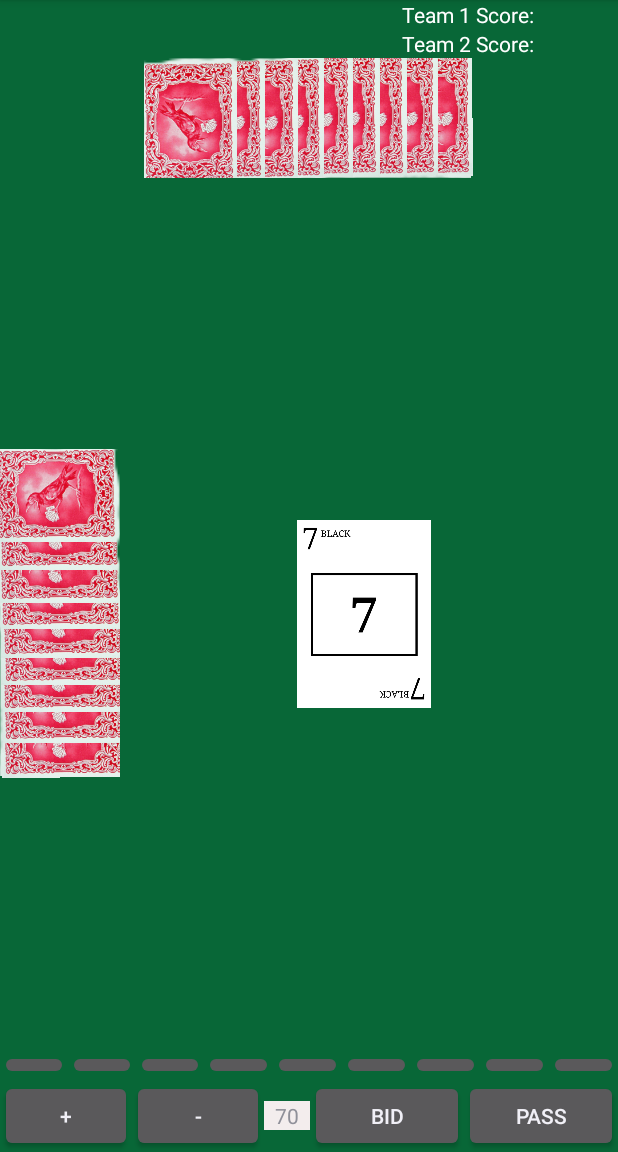
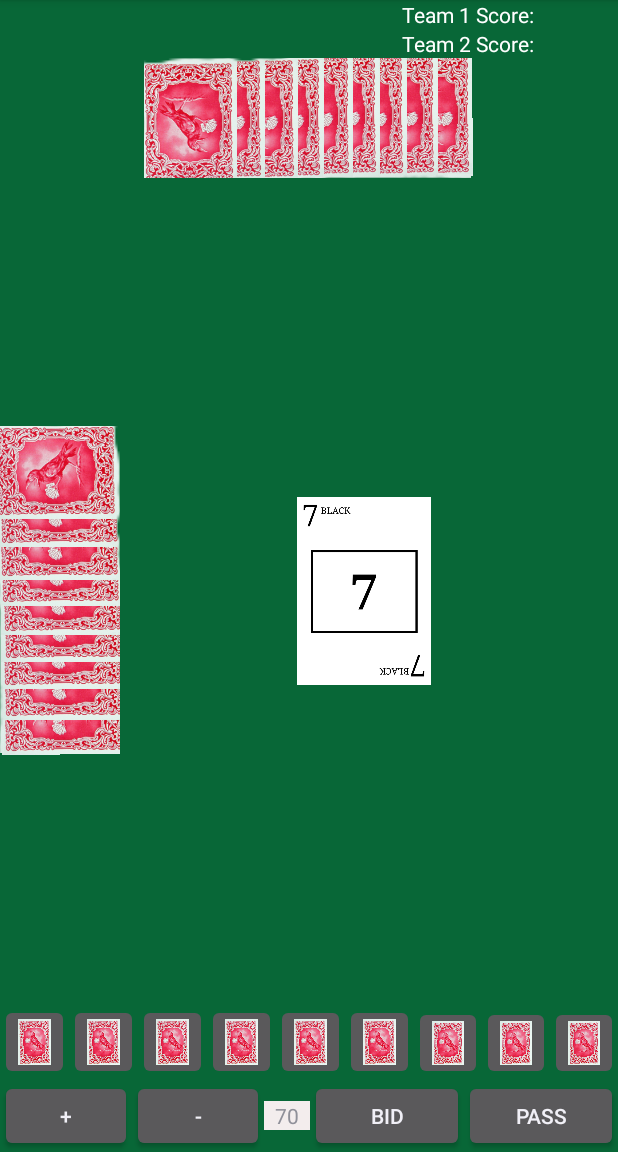
Before and after one commit to copado30/RookGame, an Android app: the layout activity_main.xml on its own in the app's theme, with its tools: preview values and no code run, on a phone screen of 412 x 824 dp, the part 84-1236 px from its top. Run offline under Robolectric (Android 15) with nearby library versions, the light colour scheme and no system bars.

Commit message:
In deep copy constructor of Rookstate made deep copies of the decks and initialized all instance variables. Code Compiles, need to work on actions Rafa passing action. Shubumessi bid action. Carolyn play card action added can bid to the GamePlayer interface. Need to fix the main activity xml. Bid action completed. Cards show up on xml

```diff
--- a/app/src/main/res/layout/activity_main.xml
+++ b/app/src/main/res/layout/activity_main.xml
@@ -122,8 +122,9 @@
             android:layout_height="wrap_content"
             android:layout_weight="8"
             android:adjustViewBounds="true"
+            android:contentDescription="Choose card"
             android:scaleType="fitCenter"
-            app:srcCompat="@drawable/cover" />
+            android:src="@drawable/cover" />
 
         <ImageButton
             android:id="@+id/imageButton5"
@@ -131,8 +132,9 @@
             android:layout_height="wrap_content"
             android:layout_weight="8"
             android:adjustViewBounds="true"
+            android:contentDescription="Choose card"
             android:scaleType="fitCenter"
-            app:srcCompat="@drawable/cover" />
+            android:src="@drawable/cover" />
 
         <ImageButton
             android:id="@+id/imageButton6"
@@ -140,8 +142,9 @@
             android:layout_height="wrap_content"
             android:layout_weight="8"
             android:adjustViewBounds="true"
+            android:contentDescription="Choose card"
             android:scaleType="fitCenter"
-            app:srcCompat="@drawable/cover" />
+            android:src="@drawable/cover" />
 
         <ImageButton
             android:id="@+id/imageButton7"
@@ -149,8 +152,9 @@
             android:layout_height="wrap_content"
             android:layout_weight="8"
             android:adjustViewBounds="true"
+            android:contentDescription="Choose card"
             android:scaleType="fitCenter"
-            app:srcCompat="@drawable/cover" />
+            android:src="@drawable/cover" />
 
         <ImageButton
             android:id="@+id/imageButton10"
@@ -158,8 +162,9 @@
             android:layout_height="wrap_content"
             android:layout_weight="8"
             android:adjustViewBounds="true"
+            android:contentDescription="Choose card"
             android:scaleType="fitCenter"
-            app:srcCompat="@drawable/cover" />
+            android:src="@drawable/cover" />
 
         <ImageButton
             android:id="@+id/imageButton9"
@@ -167,8 +172,9 @@
             android:layout_height="wrap_content"
             android:layout_weight="8"
             android:adjustViewBounds="true"
+            android:contentDescription="Choose card"
             android:scaleType="fitCenter"
-            app:srcCompat="@drawable/cover" />
+            android:src="@drawable/cover" />
 
         <ImageButton
             android:id="@+id/imageButton12"
@@ -176,8 +182,9 @@
             android:layout_height="wrap_content"
             android:layout_weight="8"
             android:adjustViewBounds="true"
+            android:contentDescription="Choose card"
             android:scaleType="fitCenter"
-            app:srcCompat="@drawable/cover" />
+            android:src="@drawable/cover" />
 
         <ImageButton
             android:id="@+id/imageButton2"
@@ -185,8 +192,9 @@
             android:layout_height="wrap_content"
             android:layout_weight="8"
             android:adjustViewBounds="true"
+            android:contentDescription="Choose card"
             android:scaleType="fitCenter"
-            app:srcCompat="@drawable/cover" />
+            android:src="@drawable/cover" />
 
         <ImageButton
             android:id="@+id/imageButton8"
@@ -194,8 +202,9 @@
             android:layout_height="wrap_content"
             android:layout_weight="8"
             android:adjustViewBounds="true"
+            android:contentDescription="Choose card"
             android:scaleType="fitCenter"
-            app:srcCompat="@drawable/cover" />
+            android:src="@drawable/cover" />
 
 
     </LinearLayout>
```
